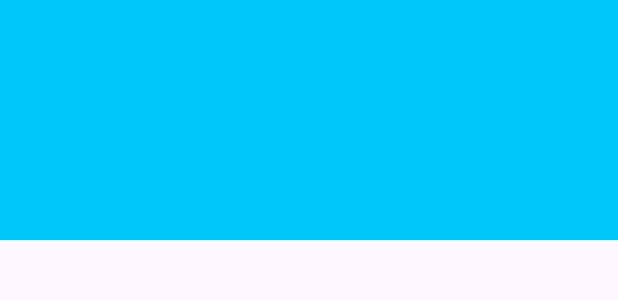
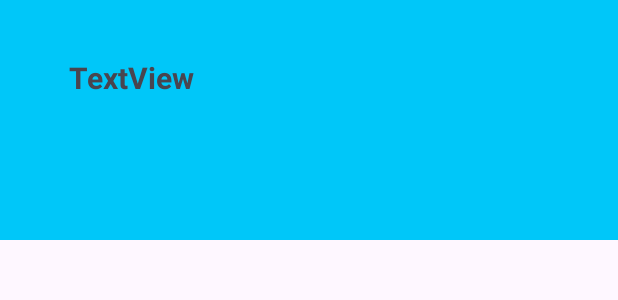
Before and after one commit to chebbi4m/PDM-Android-EmpowerLink, an Android app: the layout nav_header.xml on its own in the app's theme, with its tools: preview values and no code run, on a phone screen of 412 x 824 dp. Shown: the top 300 px of the screen. Run offline under Robolectric (Android 15) with nearby library versions, the phone set to English and light mode, and no system bars.

Commit message:
last change

```diff
--- a/app/src/main/java/tn/esprit/pdm/ProfileActivity.kt
+++ b/app/src/main/java/tn/esprit/pdm/ProfileActivity.kt
@@ -33,14 +33,14 @@ class ProfileActivity: AppCompatActivity() {
 
 
         sessionManager = SessionManager(this)
-        val token = sessionManager.getUserEmail().toString()
+        val token = sessionManager.getUserName().toString()
 
         // Décodez le token
         val decodedToken = sessionManager.decodeToken(token)
 
         // Utilisez les informations du token
-        binding.tiusername.text = decodedToken.email
-        binding
+        binding.tiusername.text = decodedToken.username
+       // binding
     }
     override fun onCreateOptionsMenu(menu: Menu?): Boolean {
         menuInflater.inflate(R.menu.nav_menu, menu)
--- a/app/src/main/java/tn/esprit/pdm/models/User.kt
+++ b/app/src/main/java/tn/esprit/pdm/models/User.kt
@@ -7,7 +7,7 @@ import java.util.Date
 data class User(
 
     var id: String,
-   val username: String,
+   val username: String?,
 val firstname: String?,
    val lastname: String?,
 val email: String,
--- a/app/src/main/java/tn/esprit/pdm/uikotlin/SessionManager.kt
+++ b/app/src/main/java/tn/esprit/pdm/uikotlin/SessionManager.kt
@@ -44,7 +44,7 @@ class SessionManager (context: Context) {
         editor.apply()
     }
 
-    fun getUserName(): String {
+    fun getUserName(): String? {
         return sharedPreferences.getString(USER_NAME, "").toString()
     }
 
@@ -64,7 +64,7 @@ class SessionManager (context: Context) {
             val email = jwt.getClaim("email").asString()
             val role = jwt.getClaim("role").asString()
 
-            return DecodedToken(userId, username.toString(), email, role)
+            return DecodedToken(userId, username, email, role)
         } catch (e: Exception) {
             Log.e("TokenDecoder", "Erreur lors du décodage du token : ${e.message}")
             // Gérer l'erreur de décodage, renvoyer un objet vide ou null selon vos besoins
@@ -73,7 +73,7 @@ class SessionManager (context: Context) {
     }
     data class DecodedToken(
         val userId: String?,
-        val username: String,
+        val username: String?,
         val email: String?,
         val role: String?
     )
--- a/app/src/main/java/tn/esprit/pdm/uikotlin/community/CommunityActivity.kt
+++ b/app/src/main/java/tn/esprit/pdm/uikotlin/community/CommunityActivity.kt
@@ -19,7 +19,7 @@ import java.net.HttpURLConnection
 import java.net.URL
 import kotlin.concurrent.thread
 
-class CommunityActivity : AppCompatActivity(), CreateCommunityFragment.OnCommunityCreatedListener {
+class CommunityActivity : AppCompatActivity(), CreateCommunityFragment.OnCommunityCreatedListener{
 
     private lateinit var communityListView: ListView
 
--- a/app/src/main/java/tn/esprit/pdm/uikotlin/login/LoginActivite.kt
+++ b/app/src/main/java/tn/esprit/pdm/uikotlin/login/LoginActivite.kt
@@ -81,8 +81,10 @@ class LoginActivity : AppCompatActivity() {
                 override fun onResponse(call: Call<JsonObject>, response: Response<JsonObject>) {
                     if (response.isSuccessful) {
                         sessionManager.setLogin(true)
+
                         sessionManager.setUserId(response.body()?.get("token").toString())
                         sessionManager.setUserEmail(response.body()?.get("token").toString())
+                        sessionManager.setUserName(response.body()?.get("token").toString())
 
                         val intent = Intent(this@LoginActivity, HomePageActivity::class.java)
                         intent.addFlags(Intent.FLAG_ACTIVITY_NEW_TASK or Intent.FLAG_ACTIVITY_CLEAR_TOP)
--- a/app/src/main/res/layout/nav_header.xml
+++ b/app/src/main/res/layout/nav_header.xml
@@ -6,4 +6,15 @@
 
     <!-- Customize the header layout as needed -->
 
+    <TextView
+        android:id="@+id/username"
+        android:layout_width="198dp"
+        android:layout_height="38dp"
+        android:layout_alignParentEnd="true"
+        android:textSize="20dp"
+        android:textStyle="bold"
+        android:layout_alignParentBottom="true"
+        android:layout_marginEnd="168dp"
+        android:layout_marginBottom="84dp"
+        android:text="TextView" />
 </RelativeLayout>
--- a/app/src/main/res/values/colors.xml
+++ b/app/src/main/res/values/colors.xml
@@ -14,7 +14,7 @@
 
     <color name="transparent">#00FFFFFF</color>
 
-    <color name="Primary">#0047F9</color>
+    <color name="Primary">#EBEFF6</color>
     <color name="Secondary">#0c0f18</color>
 
     <color name="colorPrimary">#00C7F9</color>
```
Also changed, not shown: app/src/main/java/tn/esprit/pdm/HomePageActivity.kt (+21 -2 lines), app/src/main/java/tn/esprit/pdm/uikotlin/community/CreateCommunityFragment.kt (+8 -4 lines), app/src/main/res/layout/activity_home_page.xml (+10 -0 lines), app/src/main/res/menu/nav_menu.xml (+6 -3 lines), app/app/src/main/res/drawable/community_icon.png (added).
